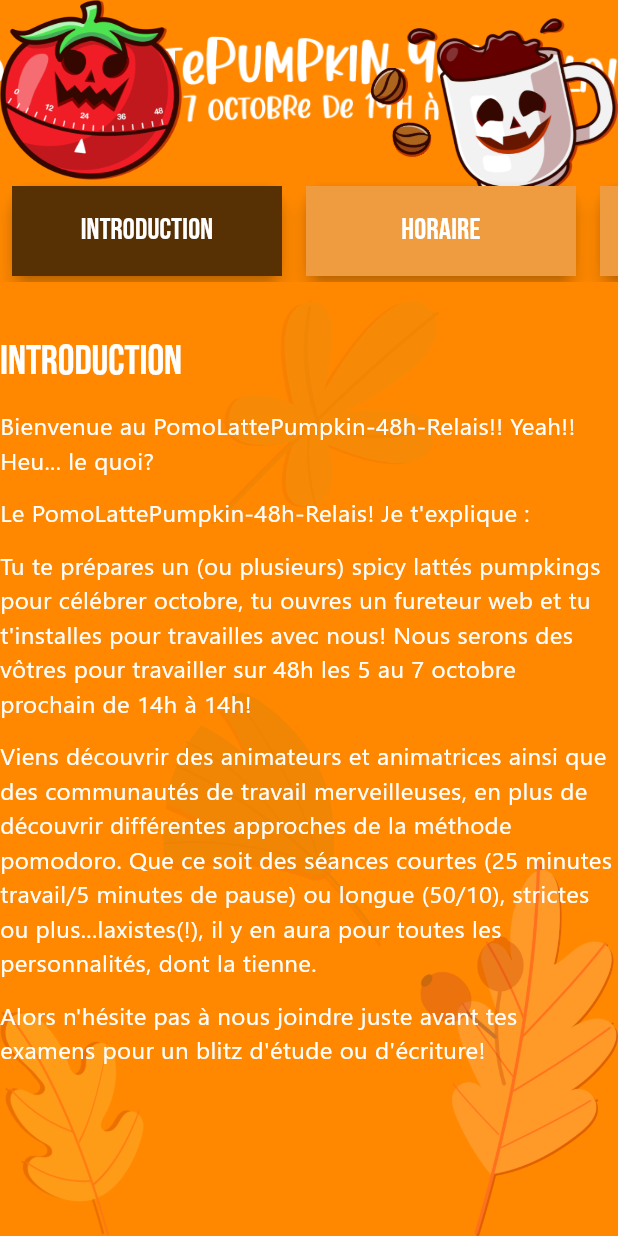
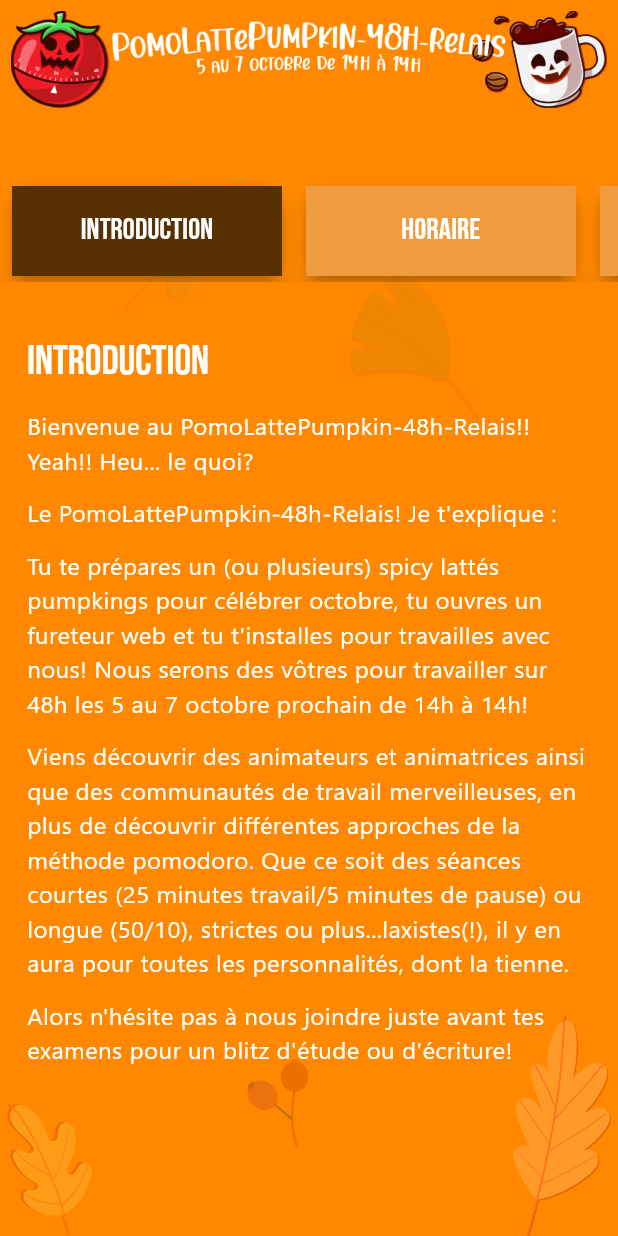
Before and after one commit to pariterre/multistreamer_pomodoro, a Flutter app: the screen it shows after launch, on a phone screen of 412 x 824 dp. Run offline on Flutter 3.47's test engine with Material 2 defaults, Android fonts, the phone set to English and light mode, and no system bars; our stand-ins replace firebase_core, shared_preferences; missing offline and left inert: enhanced_containers, twitch_manager; accounts and stored records are empty; statements that could not run were skipped.

Commit message:
Made the layout semi-responsive for phone vizualization

```diff
--- a/lib/screens/main_page.dart
+++ b/lib/screens/main_page.dart
@@ -64,7 +64,9 @@ class _MainPageState extends State<MainPage> with TickerProviderStateMixin {
               Expanded(
                 child: Center(
                   child: SizedBox(
-                    width: 500,
+                    width: MediaQuery.of(context).size.width > 536
+                        ? 500
+                        : MediaQuery.of(context).size.width - 36,
                     child: TabBarView(
                       controller: _tabController,
                       children: [
--- a/lib/widgets/background.dart
+++ b/lib/widgets/background.dart
@@ -18,19 +18,15 @@ class Background extends StatelessWidget {
             alignment: Alignment.center,
             fit: StackFit.loose,
             children: [
-              _Image('title', top: 24, height: 60),
-              _Image('tomato_timer', top: 0, left: 0, height: 120),
-              _Image('cup', top: 12, right: 0, height: 120),
+              _Image('tomato_timer', top: 12, left: 12, height: 110),
+              _Image('cup', top: 12, right: 12, height: 110),
               _Image('bean', top: 45, right: 140, height: 25),
               _Image('bean', top: 80, right: 125, height: 25, angle: 60),
-              _Image('leef1', bottom: 0, right: 0, height: 250, opacity: 0.5),
-              _Image('leef2', bottom: 0, left: 0, height: 150, opacity: 0.3),
+              _Image('title', top: 24, height: 60),
+              _Image('leef1', bottom: 0, right: 8, height: 250, opacity: 0.5),
+              _Image('leef2', bottom: 0, left: 8, height: 150, opacity: 0.3),
               _Image('leef3',
-                  bottom: 200,
-                  right: 140,
-                  height: 120,
-                  opacity: 0.1,
-                  angle: 60),
+                  top: 350, right: 140, height: 120, opacity: 0.1, angle: 60),
               _Image('leef4', top: 200, left: 140, height: 150, opacity: 0.1),
               _Image('leef5',
                   bottom: 100, left: 280, height: 100, opacity: 0.3),
@@ -65,15 +61,27 @@ class _Image extends StatelessWidget {
   final double angle;
   final double opacity;
 
+  double? _responsiveDimension(double? maxValue,
+      {required double windowWidth}) {
+    if (maxValue == null) return null;
+
+    const maxWidth = 700.0;
+    return windowWidth > maxWidth
+        ? maxValue
+        : maxValue * windowWidth / maxWidth;
+  }
+
   @override
   Widget build(BuildContext context) {
+    final windowWidth = MediaQuery.of(context).size.width;
+
     return Positioned(
-      top: top,
-      bottom: bottom,
-      left: left,
-      right: right,
+      top: _responsiveDimension(top, windowWidth: windowWidth),
+      bottom: _responsiveDimension(bottom, windowWidth: windowWidth),
+      left: _responsiveDimension(left, windowWidth: windowWidth),
+      right: _responsiveDimension(right, windowWidth: windowWidth),
       child: SizedBox(
-          height: height,
+          height: _responsiveDimension(height, windowWidth: windowWidth),
           child: Opacity(
               opacity: opacity,
               child: Transform.rotate(
--- a/lib/widgets/menu.dart
+++ b/lib/widgets/menu.dart
@@ -20,25 +20,25 @@ class _MenuState extends State<Menu> {
 
   @override
   Widget build(BuildContext context) {
+    final children = widget.items
+        .asMap()
+        .keys
+        .map((index) => _TabItem(
+              title: widget.items[index],
+              onTap: () {
+                widget.tabController.animateTo(index);
+                setState(() => _current = index);
+              },
+              isActive: index == _current,
+            ))
+        .toList();
+
     return SingleChildScrollView(
       scrollDirection: Axis.horizontal,
       child: Row(
           crossAxisAlignment: CrossAxisAlignment.center,
           mainAxisSize: MainAxisSize.min,
-          children: widget.items
-              .asMap()
-              .keys
-              .map(
-                (index) => _TabItem(
-                  title: widget.items[index],
-                  onTap: () {
-                    widget.tabController.animateTo(index);
-                    setState(() => _current = index);
-                  },
-                  isActive: index == _current,
-                ),
-              )
-              .toList()),
+          children: children),
     );
   }
 }
```
